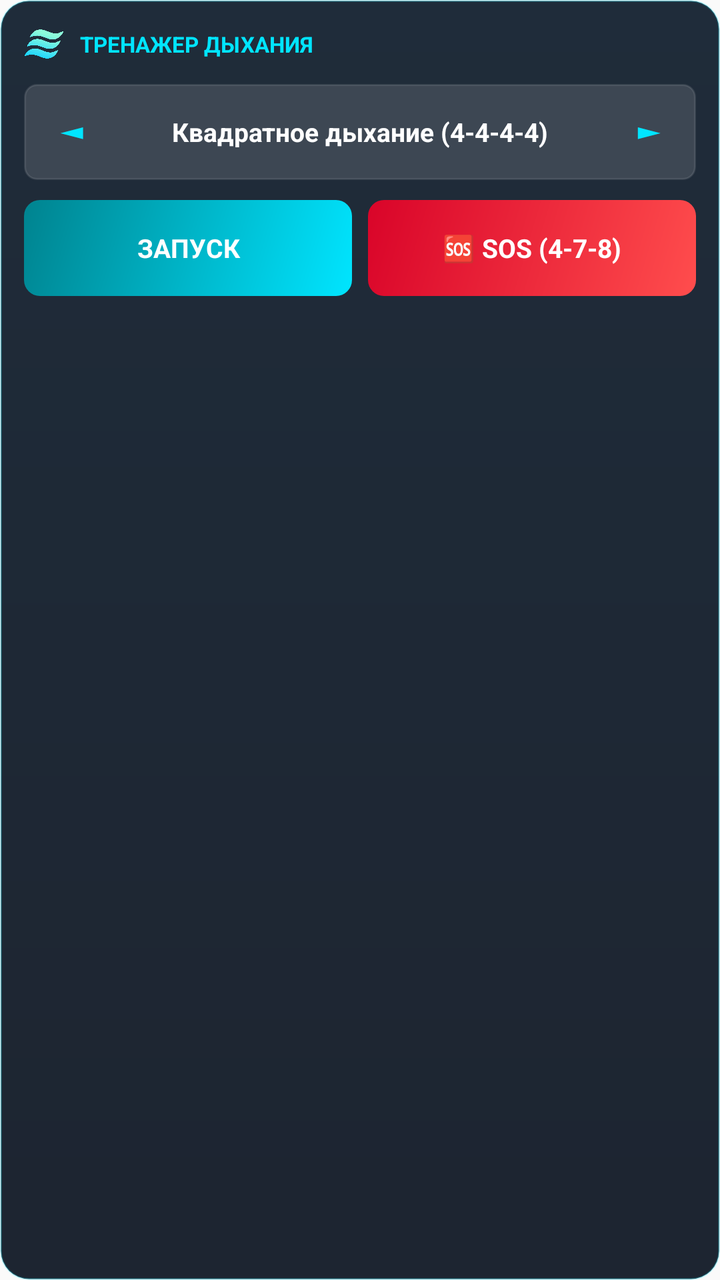
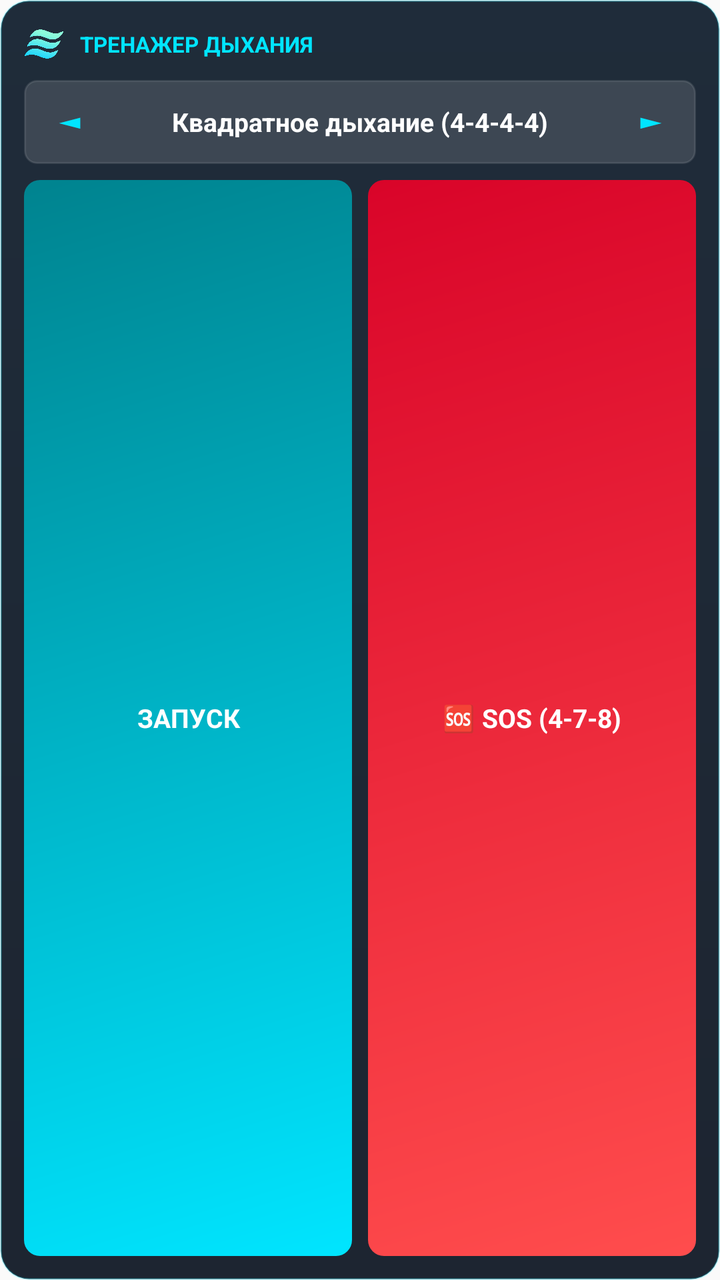

Screens rendered from an Android XML layout before and after an edit, with the pre-edit source and the edit as a unified diff.
<!-- AndroidManifest.xml: application theme Theme.BreathingTrainer -->
<!-- res/layout/widget_breathing_4x2.xml -->
<?xml version="1.0" encoding="utf-8"?>
<LinearLayout xmlns:android="http://schemas.android.com/apk/res/android"
    android:layout_width="match_parent"
    android:layout_height="wrap_content"
    android:background="@drawable/bg_widget_card"
    android:orientation="vertical"
    android:padding="12dp">

    
    <LinearLayout
        android:layout_width="match_parent"
        android:layout_height="wrap_content"
        android:gravity="center_vertical"
        android:orientation="horizontal">

        <ImageView
            android:layout_width="20dp"
            android:layout_height="20dp"
            android:contentDescription="Logo"
            android:src="@drawable/ic_logo" />

        <TextView
            android:layout_width="wrap_content"
            android:layout_height="wrap_content"
            android:layout_marginStart="8dp"
            android:text="ТРЕНАЖЕР ДЫХАНИЯ"
            android:textColor="#00E5FF"
            android:textSize="11sp"
            android:textStyle="bold" />
    </LinearLayout>

    
    <LinearLayout
        android:layout_width="match_parent"
        android:layout_height="48dp"
        android:layout_marginTop="10dp"
        android:background="@drawable/bg_widget_selector"
        android:gravity="center_vertical"
        android:orientation="horizontal"
        android:paddingHorizontal="4dp">

        <TextView
            android:id="@+id/widget_btn_prev_technique"
            android:layout_width="40dp"
            android:layout_height="match_parent"
            android:gravity="center"
            android:text="◄"
            android:textColor="#00E5FF"
            android:textSize="16sp"
            android:textStyle="bold" />

        <TextView
            android:id="@+id/widget_tv_technique_title"
            android:layout_width="0dp"
            android:layout_height="wrap_content"
            android:layout_weight="1"
            android:ellipsize="end"
            android:gravity="center"
            android:maxLines="1"
            android:text="Квадратное дыхание (4-4-4-4)"
            android:textColor="#FFFFFF"
            android:textSize="13sp"
            android:textStyle="bold" />

        <TextView
            android:id="@+id/widget_btn_next_technique"
            android:layout_width="40dp"
            android:layout_height="match_parent"
            android:gravity="center"
            android:text="►"
            android:textColor="#00E5FF"
            android:textSize="16sp"
            android:textStyle="bold" />
    </LinearLayout>

    
    <LinearLayout
        android:layout_width="match_parent"
        android:layout_height="48dp"
        android:layout_marginTop="10dp"
        android:gravity="center_vertical"
        android:orientation="horizontal">

        <TextView
            android:id="@+id/widget_btn_start"
            android:layout_width="0dp"
            android:layout_height="match_parent"
            android:layout_marginEnd="4dp"
            android:layout_weight="1"
            android:background="@drawable/bg_widget_start_btn"
            android:gravity="center"
            android:text="ЗАПУСК"
            android:textColor="#FFFFFF"
            android:textSize="13sp"
            android:textStyle="bold" />

        <TextView
            android:id="@+id/widget_btn_sos"
            android:layout_width="0dp"
            android:layout_height="match_parent"
            android:layout_marginStart="4dp"
            android:layout_weight="1"
            android:background="@drawable/bg_widget_sos_btn"
            android:gravity="center"
            android:text="🆘 SOS (4-7-8)"
            android:textColor="#FFFFFF"
            android:textSize="13sp"
            android:textStyle="bold" />
    </LinearLayout>

</LinearLayout>
<!-- resources referenced by this layout -->
<resources>
  <!-- drawable bg_widget_card (drawable) -->
  <?xml version="1.0" encoding="utf-8"?>
  <shape xmlns:android="http://schemas.android.com/apk/res/android"
      android:shape="rectangle">
      <gradient
          android:angle="270"
          android:startColor="#EC0D1B2A"
          android:endColor="#EC0B1320" />
      <corners android:radius="14dp" />
      <stroke
          android:width="1dp"
          android:color="#3300E5FF" />
  </shape>
  <!-- drawable bg_widget_selector (drawable) -->
  <?xml version="1.0" encoding="utf-8"?>
  <shape xmlns:android="http://schemas.android.com/apk/res/android"
      android:shape="rectangle">
      <solid android:color="#22FFFFFF" />
      <corners android:radius="6dp" />
      <stroke
          android:width="1dp"
          android:color="#1AFFFFFF" />
  </shape>
  <!-- drawable bg_widget_sos_btn (drawable) -->
  <?xml version="1.0" encoding="utf-8"?>
  <shape xmlns:android="http://schemas.android.com/apk/res/android"
      android:shape="rectangle">
      <gradient
          android:angle="135"
          android:startColor="#FF4D4D"
          android:endColor="#D90429" />
      <corners android:radius="8dp" />
  </shape>
  <!-- drawable bg_widget_start_btn (drawable) -->
  <?xml version="1.0" encoding="utf-8"?>
  <shape xmlns:android="http://schemas.android.com/apk/res/android"
      android:shape="rectangle">
      <gradient
          android:angle="135"
          android:startColor="#00E5FF"
          android:endColor="#00838F" />
      <corners android:radius="8dp" />
  </shape>
  <!-- drawable ic_logo: png bitmap (drawable, 27796 bytes) -->
  <style name="Theme.BreathingTrainer" parent="android:Theme.Material.Light.NoActionBar" />
</resources>

<!-- the commit's change to res/layout/widget_breathing_4x2.xml (unified diff, before → after) -->
@@ -1,7 +1,7 @@
 <?xml version="1.0" encoding="utf-8"?>
 <LinearLayout xmlns:android="http://schemas.android.com/apk/res/android"
     android:layout_width="match_parent"
-    android:layout_height="wrap_content"
+    android:layout_height="match_parent"
     android:background="@drawable/bg_widget_card"
     android:orientation="vertical"
     android:padding="12dp">
@@ -32,8 +32,8 @@
     
     <LinearLayout
         android:layout_width="match_parent"
-        android:layout_height="48dp"
-        android:layout_marginTop="10dp"
+        android:layout_height="42dp"
+        android:layout_marginTop="8dp"
         android:background="@drawable/bg_widget_selector"
         android:gravity="center_vertical"
         android:orientation="horizontal"
@@ -41,12 +41,12 @@
 
         <TextView
             android:id="@+id/widget_btn_prev_technique"
-            android:layout_width="40dp"
+            android:layout_width="38dp"
             android:layout_height="match_parent"
             android:gravity="center"
             android:text="◄"
             android:textColor="#00E5FF"
-            android:textSize="16sp"
+            android:textSize="15sp"
             android:textStyle="bold" />
 
         <TextView
@@ -64,21 +64,22 @@
 
         <TextView
             android:id="@+id/widget_btn_next_technique"
-            android:layout_width="40dp"
+            android:layout_width="38dp"
             android:layout_height="match_parent"
             android:gravity="center"
             android:text="►"
             android:textColor="#00E5FF"
-            android:textSize="16sp"
+            android:textSize="15sp"
             android:textStyle="bold" />
     </LinearLayout>
 
     
     <LinearLayout
         android:layout_width="match_parent"
-        android:layout_height="48dp"
-        android:layout_marginTop="10dp"
-        android:gravity="center_vertical"
+        android:layout_height="0dp"
+        android:layout_marginTop="8dp"
+        android:layout_weight="1"
+        android:gravity="center"
         android:orientation="horizontal">
 
         <TextView
